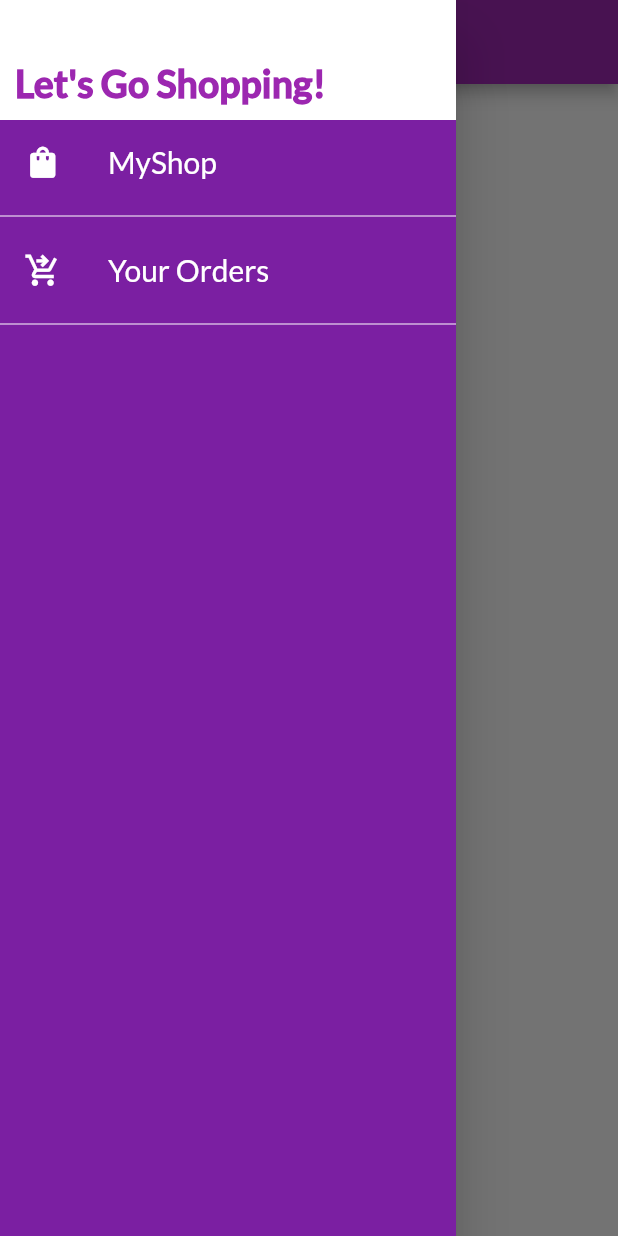
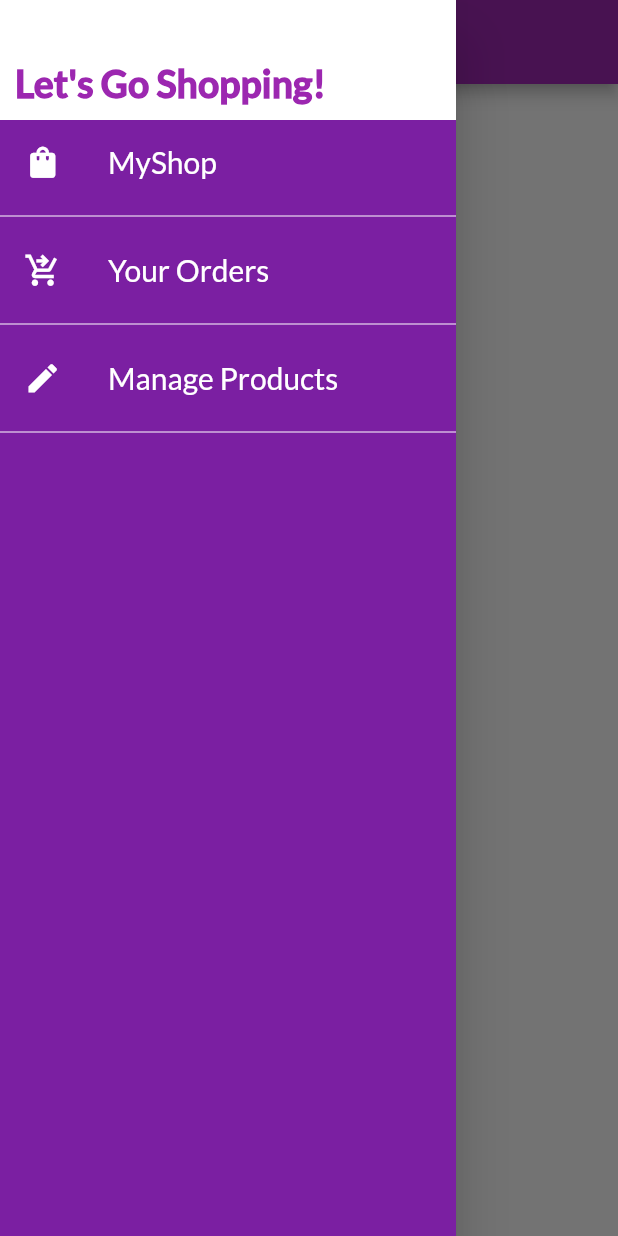
Before and after one commit to Jlvck/Stage_4, a Flutter app: the OrderScreen screen opened by its route, with the side drawer open, on a phone screen of 412 x 824 dp. Run offline on Flutter 3.47's test engine with Material 2 defaults, Android fonts, the phone set to English and light mode, and no system bars; network calls fail.

Commit message:
legacy..omo..e..choke

```diff
--- a/flutter_complete_guide/lib/main.dart
+++ b/flutter_complete_guide/lib/main.dart
@@ -10,6 +10,8 @@ import './providers/cart.dart';
 import './screens/cart_screen.dart';
 import './providers/orders.dart';
 import './screens/orders_screen.dart';
+import './screens/user_products_screen.dart';
+import './screens/edit_product_screen.dart';
 
 void main() {
   runApp(MyApp());
@@ -43,6 +45,8 @@ class MyApp extends StatelessWidget {
             CartScreen.routeName: (ctx) => CartScreen(),
             OrderScreen.routeName: (ctx) => OrderScreen(),
             ProductsOverViewScreen.routeName: (ctx) => ProductsOverViewScreen(),
+            UserProductsScreen.routeName: (ctx) => UserProductsScreen(),
+            EditProductscreen.routeName: (ctx) => EditProductscreen(),
           },
         ));
   }
--- a/flutter_complete_guide/lib/widgets/main_drawer.dart
+++ b/flutter_complete_guide/lib/widgets/main_drawer.dart
@@ -1,6 +1,7 @@
 import 'package:flutter/material.dart';
 import '../screens/orders_screen.dart';
 import '../screens/products_overview_screen.dart';
+import '../screens/user_products_screen.dart';
 
 class MainDrawer extends StatelessWidget {
   @override
@@ -61,6 +62,24 @@ class MainDrawer extends StatelessWidget {
           Divider(
             color: Colors.white,
           ),
+          ListTile(
+            leading: Icon(
+              Icons.edit,
+              color: Colors.white,
+              size: 25,
+            ),
+            title: Text(
+              'Manage Products',
+              style: TextStyle(color: Colors.white, fontSize: 20),
+            ),
+            onTap: () {
+              Navigator.of(context)
+                  .pushReplacementNamed(UserProductsScreen.routeName);
+            },
+          ),
+          Divider(
+            color: Colors.white,
+          ),
         ],
       ),
     );
```
Also changed, not shown: flutter_complete_guide/lib/screens/edit_product_screen.dart (added, +59 -0 lines), flutter_complete_guide/lib/screens/user_products_screen.dart (added, +42 -0 lines).
